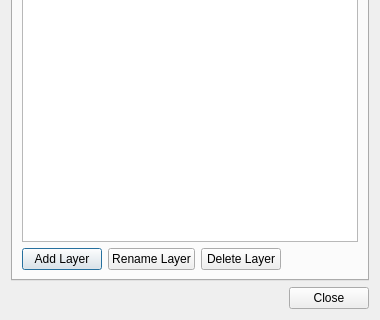
First picture: the form in qtfred/ui/LayerManagerDialog.ui, repository MjnMixael/fs2open.github.com, before the edit; both pictures show x 0 to 380 and y 200 to 520 of the 380 by 520 pixel window.
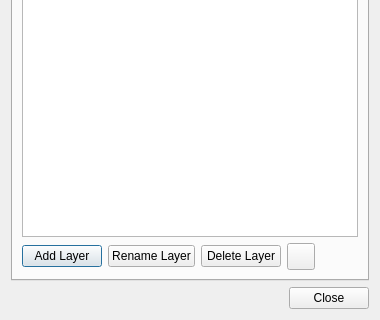
Second picture: the form after the edit.

Commit message: QtFRED: transform lock for objects

What changed in the file:
```diff
--- a/qtfred/ui/LayerManagerDialog.ui
+++ b/qtfred/ui/LayerManagerDialog.ui
@@ -50,6 +50,16 @@
            </property>
           </widget>
          </item>
+         <item>
+          <widget class="QToolButton" name="lockLayerButton">
+           <property name="iconSize">
+            <size>
+             <width>20</width>
+             <height>20</height>
+            </size>
+           </property>
+          </widget>
+         </item>
          <item>
           <spacer name="layerButtonsSpacer">
            <property name="orientation">
```
The commit also changes 59 other files.
